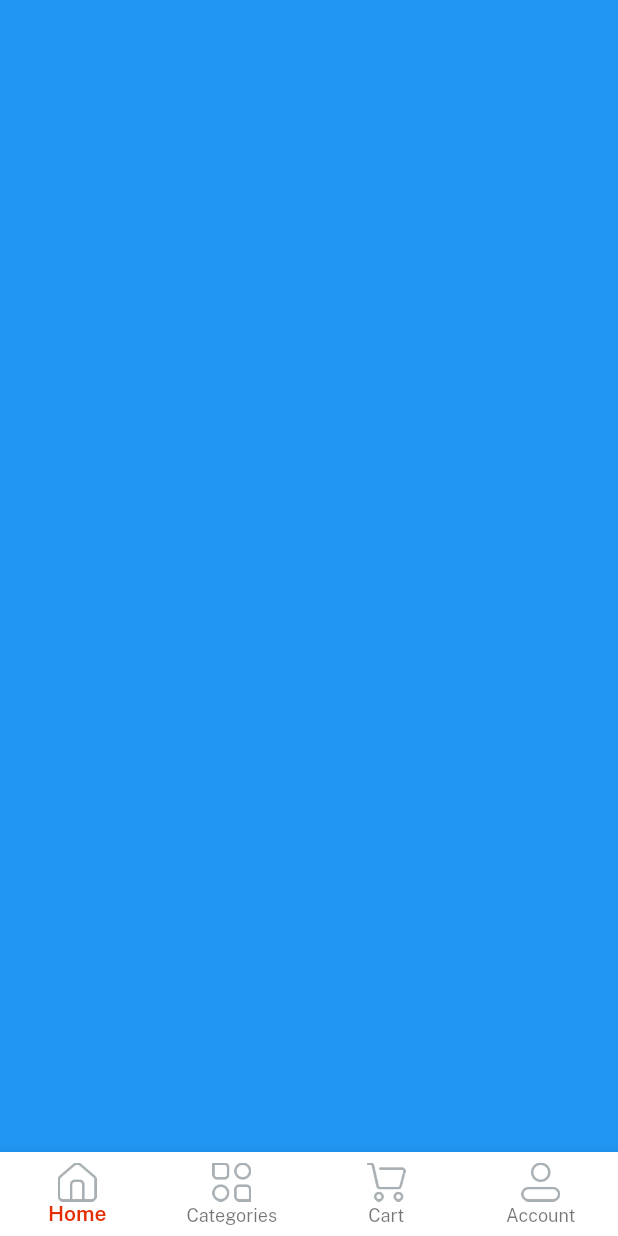
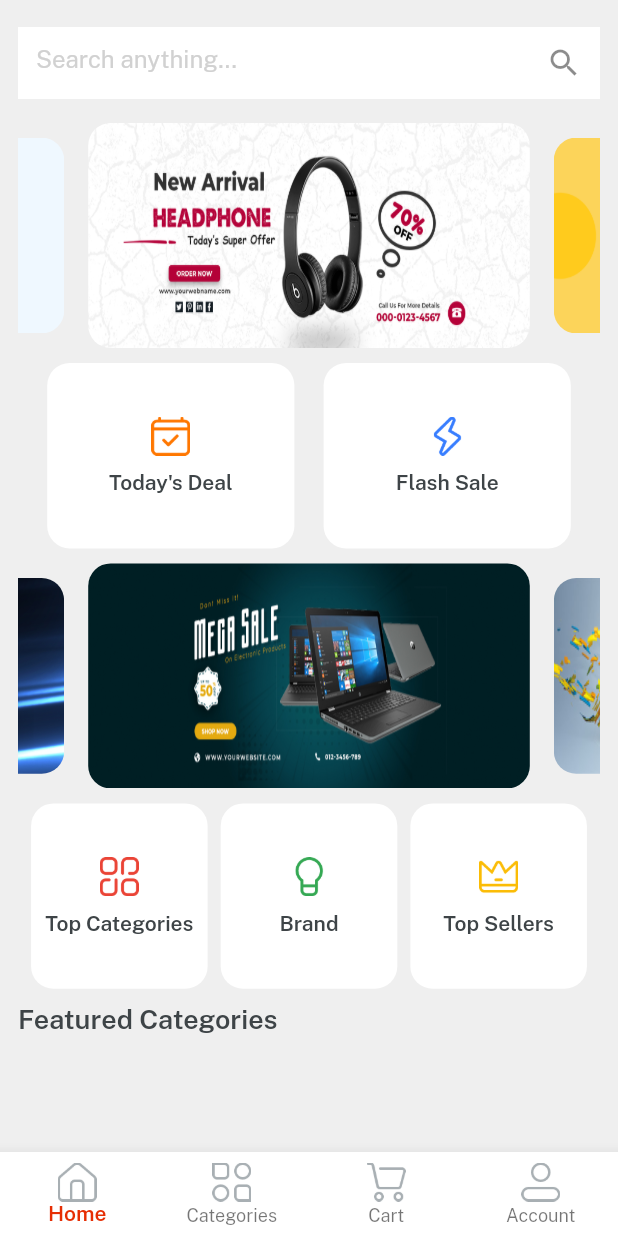
Before and after one commit to iramaprajapati/eMartApp, a Flutter app: the screen it shows after launch, after a tap on "Log In", on a phone screen of 412 x 824 dp. Run offline on Flutter 3.47's test engine with Material 2 defaults, Android fonts, the light colour scheme and no system bars; drawn by our look-alikes of velocity_x; our stand-ins replace get.

Commit message:
Day 4 commit

```diff
--- a/lib/consts/lists.dart
+++ b/lib/consts/lists.dart
@@ -5,3 +5,6 @@ const socialIconList = [
   icGoogleLogo,
   icTwitterLogo,
 ];
+
+const slidersList = [imgSlider1, imgSlider2, imgSlider3, imgSlider4];
+const secondSlidersList = [imgSs1, imgSs2, imgSs3, imgSs4];
--- a/lib/consts/strings.dart
+++ b/lib/consts/strings.dart
@@ -22,3 +22,12 @@ const home = "Home",
     categories = "Categories",
     cart = "Cart",
     account = "Account";
+
+// HomeScreen Strings
+const searchAnyThing = "Search anything...",
+    todaysDeal = "Today's Deal",
+    flashSale = "Flash Sale",
+    topSellers = "Top Sellers",
+    brand = "Brand",
+    topCategories = "Top Categories",
+    featuredCategories = "Featured Categories";
--- a/lib/views/auth_screen/login_screen.dart
+++ b/lib/views/auth_screen/login_screen.dart
@@ -1,7 +1,7 @@
 import 'package:emart_app/consts/consts.dart';
 import 'package:emart_app/consts/lists.dart';
 import 'package:emart_app/views/auth_screen/signup_screen.dart';
-import 'package:emart_app/views/home_screen/home_screen.dart';
+import 'package:emart_app/views/home_screen/home.dart';
 import 'package:emart_app/widgets_common/applogo_widget.dart';
 import 'package:emart_app/widgets_common/bg_widget.dart';
 import 'package:emart_app/widgets_common/custom_textfield.dart';
@@ -43,7 +43,7 @@ class LoginScreen extends StatelessWidget {
                     btnBgColor: redColor,
                     btnTextColor: whiteColor,
                     btnOnPressed: () {
-                      Get.to(() => const HomeScreen());
+                      Get.to(() => const Home());
                     }).box.width(context.screenWidth - 50).make(),
                 5.heightBox,
                 createNewAccount.text.color(fontGrey).make(),
--- /dev/null
+++ b/lib/views/cart_screen/cart_screen.dart
@@ -0,0 +1,12 @@
+import 'package:emart_app/consts/consts.dart';
+
+class CartScreen extends StatelessWidget {
+  const CartScreen({super.key});
+
+  @override
+  Widget build(BuildContext context) {
+    return Container(
+      color: Colors.red,
+    );
+  }
+}
--- /dev/null
+++ b/lib/views/categories_screen/categories_screen.dart
@@ -0,0 +1,12 @@
+import 'package:emart_app/consts/consts.dart';
+
+class CategoriesScreen extends StatelessWidget {
+  const CategoriesScreen({super.key});
+
+  @override
+  Widget build(BuildContext context) {
+    return Container(
+      color: Colors.amber,
+    );
+  }
+}
--- /dev/null
+++ b/lib/views/home_screen/home.dart
@@ -0,0 +1,74 @@
+import 'package:emart_app/consts/consts.dart';
+import 'package:emart_app/controllers/home_controller.dart';
+import 'package:emart_app/views/cart_screen/cart_screen.dart';
+import 'package:emart_app/views/categories_screen/categories_screen.dart';
+import 'package:emart_app/views/home_screen/home_screen.dart';
+import 'package:emart_app/views/profile_screen/profile_screen.dart';
+
+class Home extends StatelessWidget {
+  const Home({super.key});
+
+  @override
+  Widget build(BuildContext context) {
+    var controller = Get.put(HomeController());
+
+    var navbarItem = [
+      BottomNavigationBarItem(
+          icon: Image.asset(
+            icHome,
+            width: 26,
+          ),
+          label: home),
+      BottomNavigationBarItem(
+          icon: Image.asset(
+            icCategories,
+            width: 26,
+          ),
+          label: categories),
+      BottomNavigationBarItem(
+          icon: Image.asset(
+            icCart,
+            width: 26,
+          ),
+          label: cart),
+      BottomNavigationBarItem(
+          icon: Image.asset(
+            icProfile,
+            width: 26,
+          ),
+          label: account),
+    ];
+
+    var navBody = [
+      const HomeScreen(),
+      const CategoriesScreen(),
+      const CartScreen(),
+      const ProfileScreen(),
+    ];
+
+    return Scaffold(
+      body: Column(
+        children: [
+          Obx(
+            () => Expanded(
+              child: navBody.elementAt(controller.currentNavIndex.value),
+            ),
+          ),
+        ],
+      ),
+      bottomNavigationBar: Obx(
+        () => BottomNavigationBar(
+          currentIndex: controller.currentNavIndex.value,
+          onTap: (newValue) {
+            controller.currentNavIndex.value = newValue;
+          },
+          items: navbarItem,
+          backgroundColor: whiteColor,
+          type: BottomNavigationBarType.fixed,
+          selectedItemColor: redColor,
+          selectedLabelStyle: const TextStyle(fontFamily: semibold),
+        ),
+      ),
+    );
+  }
+}
--- a/lib/views/home_screen/home_screen.dart
+++ b/lib/views/home_screen/home_screen.dart
@@ -1,76 +1,123 @@
 import 'package:emart_app/consts/consts.dart';
-import 'package:emart_app/controllers/home_controller.dart';
+import 'package:emart_app/consts/lists.dart';
+import 'package:emart_app/widgets_common/home_buttons.dart';
 
 class HomeScreen extends StatelessWidget {
   const HomeScreen({super.key});
 
   @override
   Widget build(BuildContext context) {
-    var controller = Get.put(HomeController());
-
-    var navbarItem = [
-      BottomNavigationBarItem(
-          icon: Image.asset(
-            icHome,
-            width: 26,
+    return Container(
+      padding: const EdgeInsets.all(12),
+      color: lightGrey,
+      width: context.screenWidth,
+      height: context.screenHeight,
+      child: SafeArea(
+        child: Column(
+          children: [
+            Container(
+              alignment: Alignment.center,
+              height: 60,
+              color: lightGrey,
+              child: TextFormField(
+                decoration: const InputDecoration(
+                    border: InputBorder.none,
+                    suffixIcon: Icon(Icons.search),
+                    filled: true,
+                    fillColor: whiteColor,
+                    hintText: searchAnyThing,
+                    hintStyle: TextStyle(color: textfieldGrey)),
               ),
-          label: home),
-      BottomNavigationBarItem(
-          icon: Image.asset(
-            icCategories,
-            width: 26,
             ),
-          label: categories),
-      BottomNavigationBarItem(
-          icon: Image.asset(
-            icCart,
-            width: 26,
+            10.heightBox,
+            Expanded(
+              child: SingleChildScrollView(
+                physics: const BouncingScrollPhysics(),
+                child: Column(
+                  children: [
+                    // 1st Swipers brands
+                    VxSwiper.builder(
+                      aspectRatio: 16 / 9,
+                      autoPlay: true,
+                      height: 150,
+                      enlargeCenterPage: true,
+                      itemCount: slidersList.length,
+                      itemBuilder: (context, index) {
+                        return Image.asset(slidersList[index], fit: BoxFit.fill)
+                            .box
+                            .rounded
+                            .clip(Clip.antiAlias)
+                            .margin(const EdgeInsets.symmetric(horizontal: 8))
+                            .make();
+                      },
                     ),
-          label: cart),
-      BottomNavigationBarItem(
-          icon: Image.asset(
-            icProfile,
-            width: 26,
+                    10.heightBox,
+                    Row(
+                      mainAxisAlignment: MainAxisAlignment.spaceEvenly,
+                      children: List.generate(
+                        2,
+                        (index) => homeButtons(
+                          height: context.screenHeight * 0.15,
+                          width: context.screenWidth / 2.5,
+                          icon: index == 0 ? icTodaysDeal : icFlashDeal,
+                          tilte: index == 0 ? todaysDeal : flashSale,
                         ),
-          label: account),
-    ];
-
-    var navBody = [
-      Container(
-        color: Colors.blue,
                       ),
-      Container(
-        color: Colors.amber,
                     ),
-      Container(
-        color: Colors.red,
+                    10.heightBox,
+                    // 2nd Swipers brands
+                    VxSwiper.builder(
+                      aspectRatio: 16 / 9,
+                      autoPlay: true,
+                      height: 150,
+                      enlargeCenterPage: true,
+                      itemCount: secondSlidersList.length,
+                      itemBuilder: (context, index) {
+                        return Image.asset(secondSlidersList[index],
+                                fit: BoxFit.fill)
+                            .box
+                            .rounded
+                            .clip(Clip.antiAlias)
+                            .margin(const EdgeInsets.symmetric(horizontal: 8))
+                            .make();
+                      },
                     ),
-      Container(
-        color: Colors.green,
+                    10.heightBox,
+                    Row(
+                      mainAxisAlignment: MainAxisAlignment.spaceEvenly,
+                      children: List.generate(
+                        3,
+                        (index) => homeButtons(
+                          height: context.screenHeight * 0.15,
+                          width: context.screenWidth / 3.5,
+                          icon: index == 0
+                              ? icTopCategories
+                              : index == 1
+                                  ? icBrands
+                                  : icTopSeller,
+                          tilte: index == 0
+                              ? topCategories
+                              : index == 1
+                                  ? brand
+                                  : topSellers,
                         ),
-    ];
-
-    return Scaffold(
-      body: Column(
-        children: [
-          Obx(
-            () => Expanded(
-              child: navBody.elementAt(controller.currentNavIndex.value),
                       ),
+                    ),
+                    10.heightBox,
+                    // featured Categories
+                    Align(
+                      alignment: Alignment.centerLeft,
+                      child: featuredCategories.text
+                          .fontFamily(semibold)
+                          .color(darkFontGrey)
+                          .size(18)
+                          .make(),
                     ),
                   ],
                 ),
-      bottomNavigationBar: Obx(
-        () => BottomNavigationBar(
-          currentIndex: controller.currentNavIndex.value,
-          onTap: (newValue) {
-            controller.currentNavIndex.value = newValue;
-          },
-          items: navbarItem,
-          backgroundColor: whiteColor,
-          type: BottomNavigationBarType.fixed,
-          selectedItemColor: redColor,
-          selectedLabelStyle: const TextStyle(fontFamily: semibold),
+              ),
+            )
+          ],
         ),
       ),
     );
--- /dev/null
+++ b/lib/views/profile_screen/profile_screen.dart
@@ -0,0 +1,12 @@
+import 'package:emart_app/consts/consts.dart';
+
+class ProfileScreen extends StatelessWidget {
+  const ProfileScreen({super.key});
+
+  @override
+  Widget build(BuildContext context) {
+    return Container(
+      color: Colors.green,
+    );
+  }
+}
--- /dev/null
+++ b/lib/widgets_common/home_buttons.dart
@@ -0,0 +1,15 @@
+import 'package:emart_app/consts/consts.dart';
+
+Widget homeButtons({width, height, icon, String? tilte, onPressed}) {
+  return Column(
+    mainAxisAlignment: MainAxisAlignment.center,
+    children: [
+      Image.asset(
+        icon,
+        width: 26,
+      ),
+      10.heightBox,
+      tilte!.text.fontFamily(semibold).color(darkFontGrey).make()
+    ],
+  ).box.rounded.white.size(width, height).make();
+}
```
Lines whose indentation alone changed are shown as unchanged.
